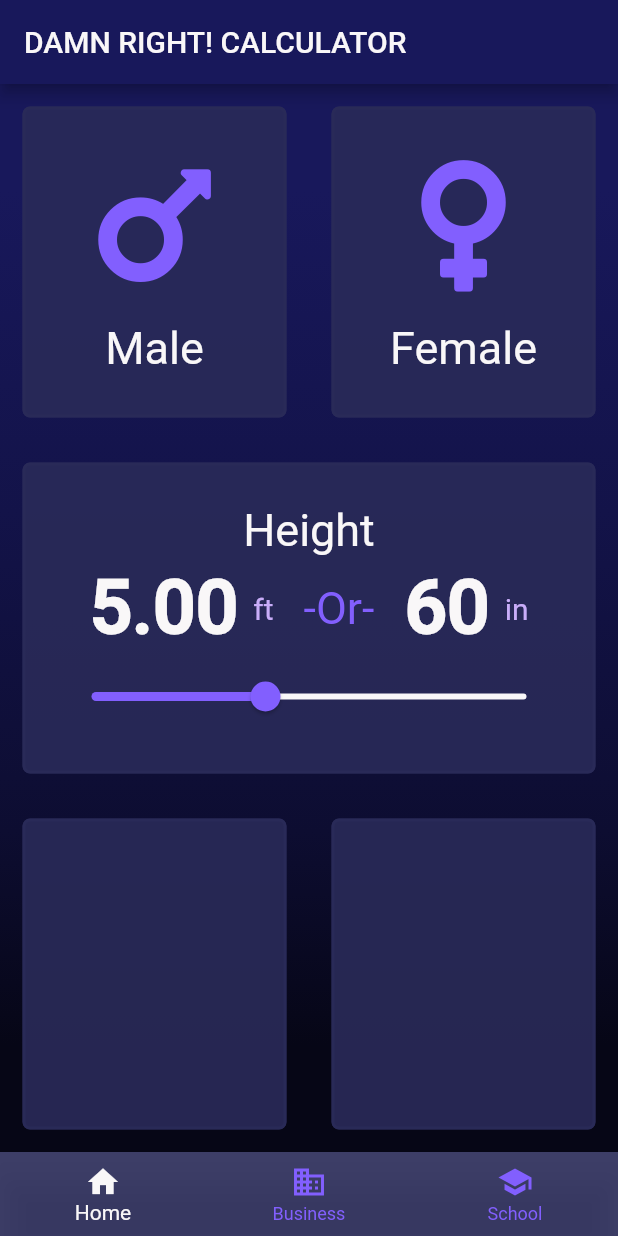
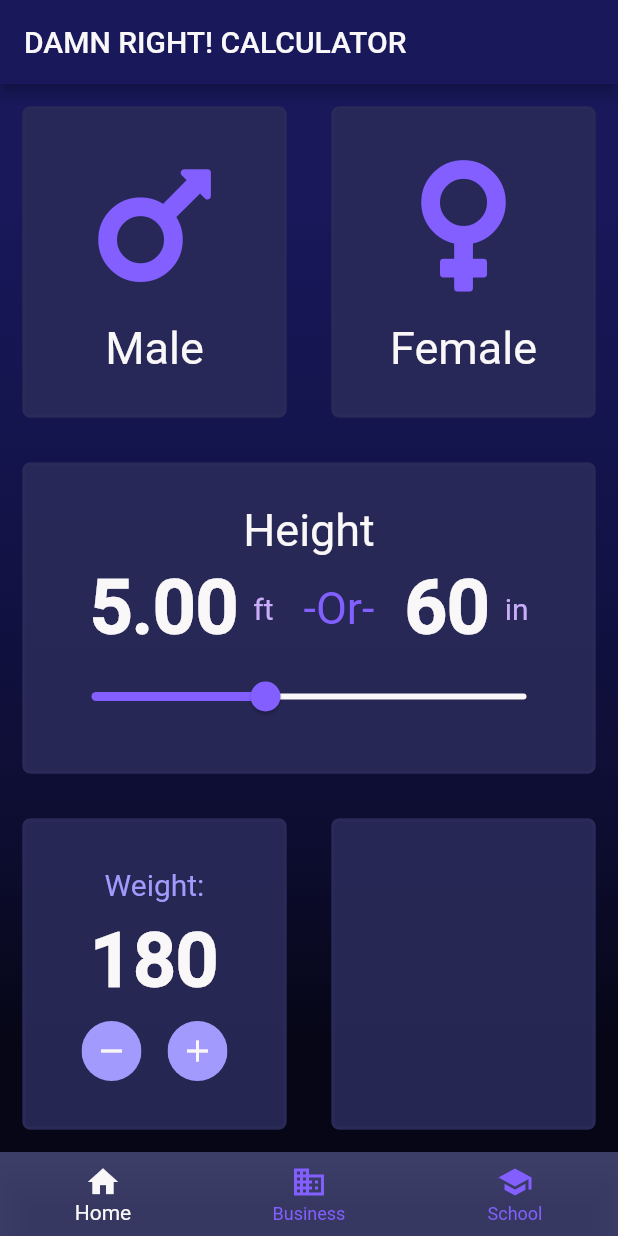
Before and after one commit to cbstodd/bmi_calculator_flutter_app, a Flutter app: the screen it shows after launch, on a phone screen of 412 x 824 dp. Run offline on Flutter 3.47's test engine with Material 2 defaults, Android fonts, the phone set to English and light mode, and no system bars; our stand-ins replace font_awesome_flutter; project files that could hold a hidden picture were left out.

Commit message:
Added basic weight interface

```diff
--- a/lib/input_page.dart
+++ b/lib/input_page.dart
@@ -15,6 +15,7 @@ class _InputPageState extends State<InputPage> {
   static const double kMinHeight = 36;
   static const double kMaxHeight = 96;
   double height = 60;
+  int weight = 180;
 
   static String inchesToFeet(double inches) {
     double total = inches / 12;
@@ -169,6 +170,66 @@ class _InputPageState extends State<InputPage> {
                       child: CustomCardContainer(
                         color: kMatteBlue,
                         borderColor: kMatteBlue,
+                        child: Column(
+                          mainAxisAlignment: MainAxisAlignment.spaceEvenly,
+                          children: <Widget>[
+                            Row(
+                              mainAxisAlignment: MainAxisAlignment.spaceEvenly,
+                              children: <Widget>[
+                                Text(
+                                  'Weight:',
+                                  style: TextStyle(
+                                    color: kLightPurple,
+                                    fontSize: 20.0,
+                                    fontFamily: 'Roboto',
+                                  ),
+                                ),
+                              ],
+                            ),
+                            Row(
+                              mainAxisAlignment: MainAxisAlignment.spaceEvenly,
+                              children: <Widget>[
+                                Text(
+                                  '$weight',
+                                  style: kRobotoFontFamily50,
+                                ),
+                              ],
+                            ),
+                            Row(
+                              mainAxisAlignment: MainAxisAlignment.spaceEvenly,
+                              children: <Widget>[
+                                ClipOval(
+                                  child: Material(
+                                    color: kLightPurple, // button color
+                                    child: InkWell(
+                                      splashColor: kDanger, // inkwell color
+                                      child: SizedBox(
+                                        width: 40,
+                                        height: 40,
+                                        child: Icon(Icons.remove, color: kOffWhite),
+                                      ),
+                                      onTap: () {},
+                                    ),
+                                  ),
+                                ),
+                                ClipOval(
+                                  child: Material(
+                                    color: kLightPurple, // button color
+                                    child: InkWell(
+                                      splashColor: kSuccess, // inkwell color
+                                      child: SizedBox(
+                                        width: 40,
+                                        height: 40,
+                                        child: Icon(Icons.add, color: kOffWhite),
+                                      ),
+                                      onTap: () {},
+                                    ),
+                                  ),
+                                )
+                              ],
+                            )
+                          ],
+                        ),
                       ),
                     ),
                     Expanded(
```
